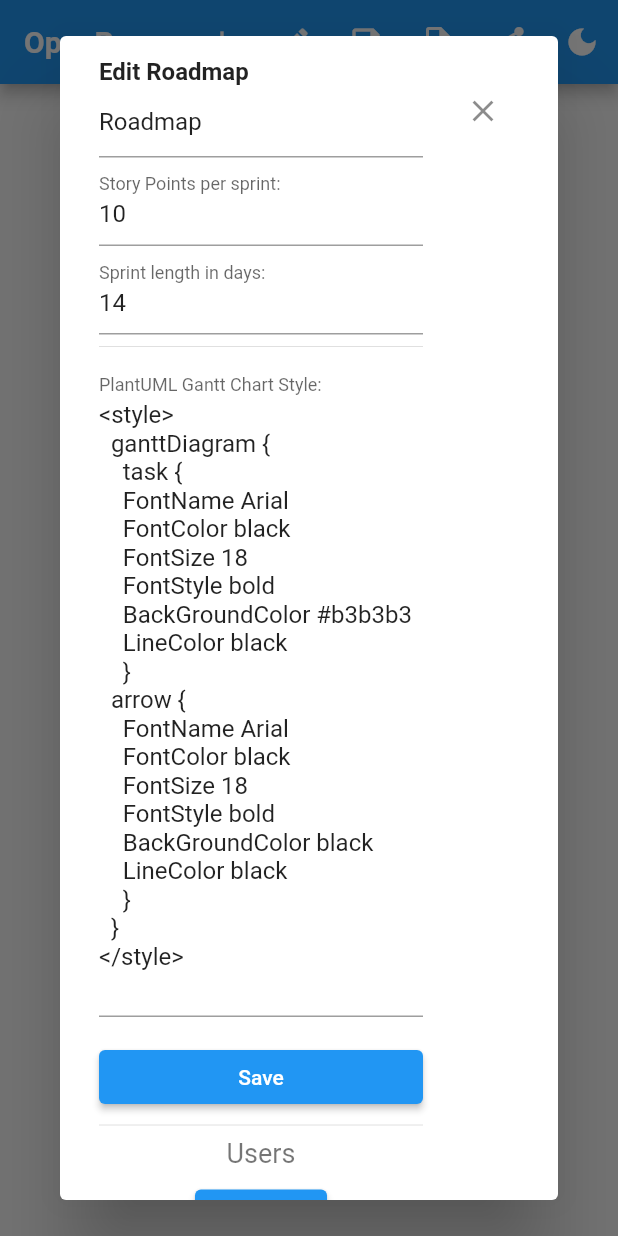
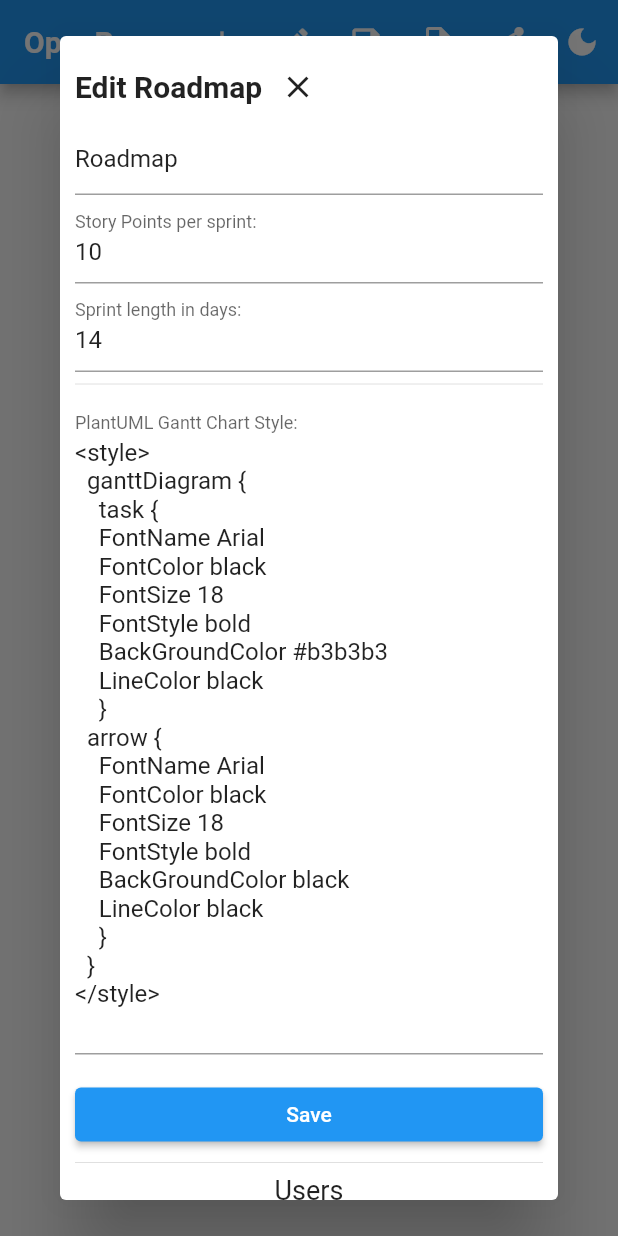
Before and after one commit to openorg-software/openroadmap, a Flutter app: the screen it shows after launch, after a tap on the "edit" icon, on a phone screen of 412 x 824 dp. Run offline on Flutter 3.47's test engine with Material 2 defaults, Android fonts, the phone set to English and light mode, and no system bars; our stand-ins replace file_picker, flutter_colorpicker.

Commit message:
feat: multiline text field editing
Solved the bug that caused multiline editing to be possible only
when typing ctrl+<space/enter> and not only enter.
Was caused by having the textfield inside list tiles.

```diff
--- a/lib/main.dart
+++ b/lib/main.dart
@@ -251,7 +251,7 @@ class _OpenRoadmapState extends State<OpenRoadmap> {
         return Scaffold(
           appBar: AppBar(
               title: Text(
-                "OpenRoadmap ${orProvider.rm != null ? '- ${orProvider.rm.name}' : ''}",
+                'OpenRoadmap - ${orProvider.rm.name}',
                 style: TextStyle(fontWeight: FontWeight.bold),
               ),
               actions: [
@@ -294,30 +294,8 @@ class _OpenRoadmapState extends State<OpenRoadmap> {
                           showDialog(
                             context: context,
                             builder: (BuildContext context) {
-                              return SimpleDialog(
-                                contentPadding: EdgeInsets.all(10),
-                                backgroundColor:
-                                    Theme.of(context).dialogBackgroundColor,
-                                children: [
-                                  Container(
-                                    width: 500,
-                                    child: ListTile(
-                                      title: Text(
-                                        'Edit Roadmap',
-                                        style: TextStyle(
-                                            fontWeight: FontWeight.bold),
-                                      ),
-                                      trailing: IconButton(
-                                        onPressed: () => Navigator.pop(context),
-                                        icon: Icon(Icons.close),
-                                      ),
-                                      subtitle: EditRoadmapForm(
-                                        roadmap: orProvider.rm,
-                                      ),
-                                    ),
-                                  ),
-                                ],
-                              );
+                              return buildEditRoadmapDialog(
+                                  context, orProvider);
                             },
                           );
                         },
@@ -399,3 +377,38 @@ class _OpenRoadmapState extends State<OpenRoadmap> {
     );
   }
 }
+
+SimpleDialog buildEditRoadmapDialog(
+    BuildContext context, ORProvider orProvider) {
+  return SimpleDialog(
+    contentPadding: EdgeInsets.all(10),
+    backgroundColor: Theme.of(context).dialogBackgroundColor,
+    children: [
+      Container(
+        width: 500,
+        child: Column(
+          children: [
+            Row(
+              children: [
+                Text(
+                  'Edit Roadmap',
+                  style: TextStyle(
+                    fontWeight: FontWeight.bold,
+                    fontSize: 20,
+                  ),
+                ),
+                IconButton(
+                  onPressed: () => Navigator.pop(context),
+                  icon: Icon(Icons.close),
+                ),
+              ],
+            ),
+            EditRoadmapForm(
+              roadmap: orProvider.rm,
+            ),
+          ],
+        ),
+      ),
+    ],
+  );
+}
--- a/pubspec.yaml
+++ b/pubspec.yaml
@@ -2,7 +2,7 @@ name: openroadmap
 description: Open Source Product Roadmap Planning
 publish_to: 'none'
 
-version: 0.1.0
+version: 0.1.2
 
 environment:
   sdk: ">=2.12.0 <3.0.0"
```
Also changed, not shown: lib/model/release.dart (+21 -15 lines), lib/model/user_story.dart (+12 -7 lines).
